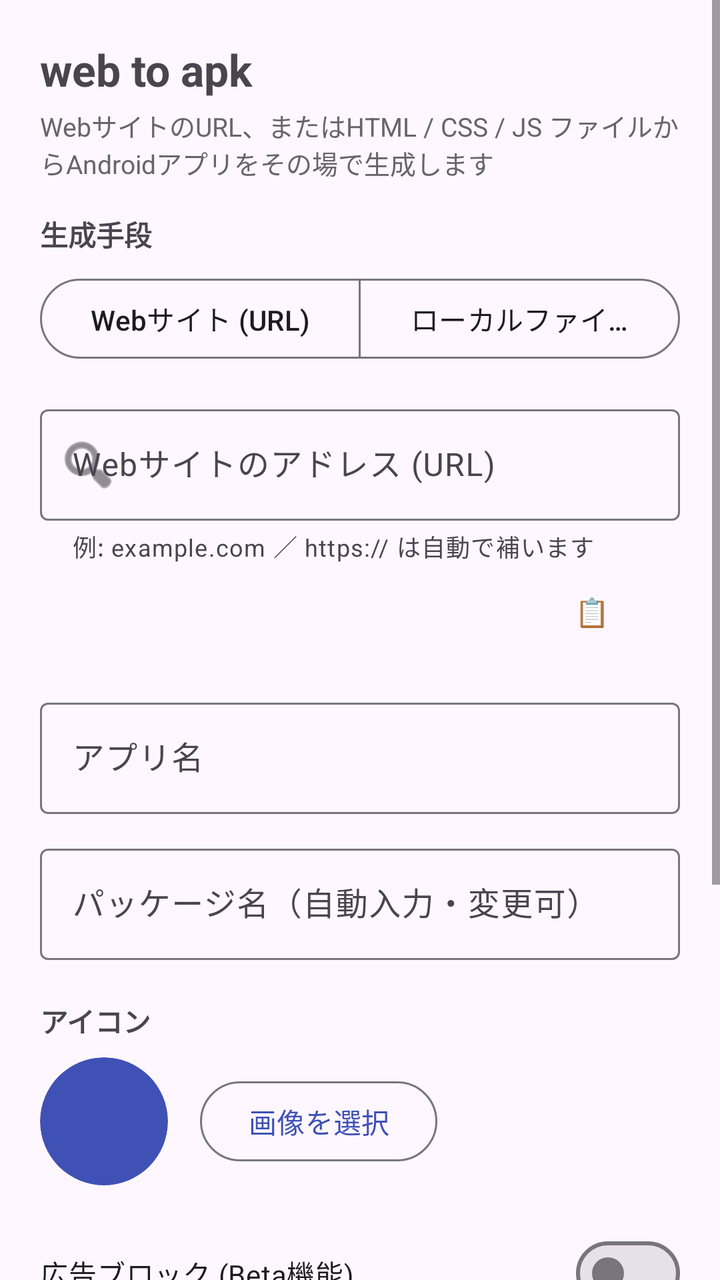
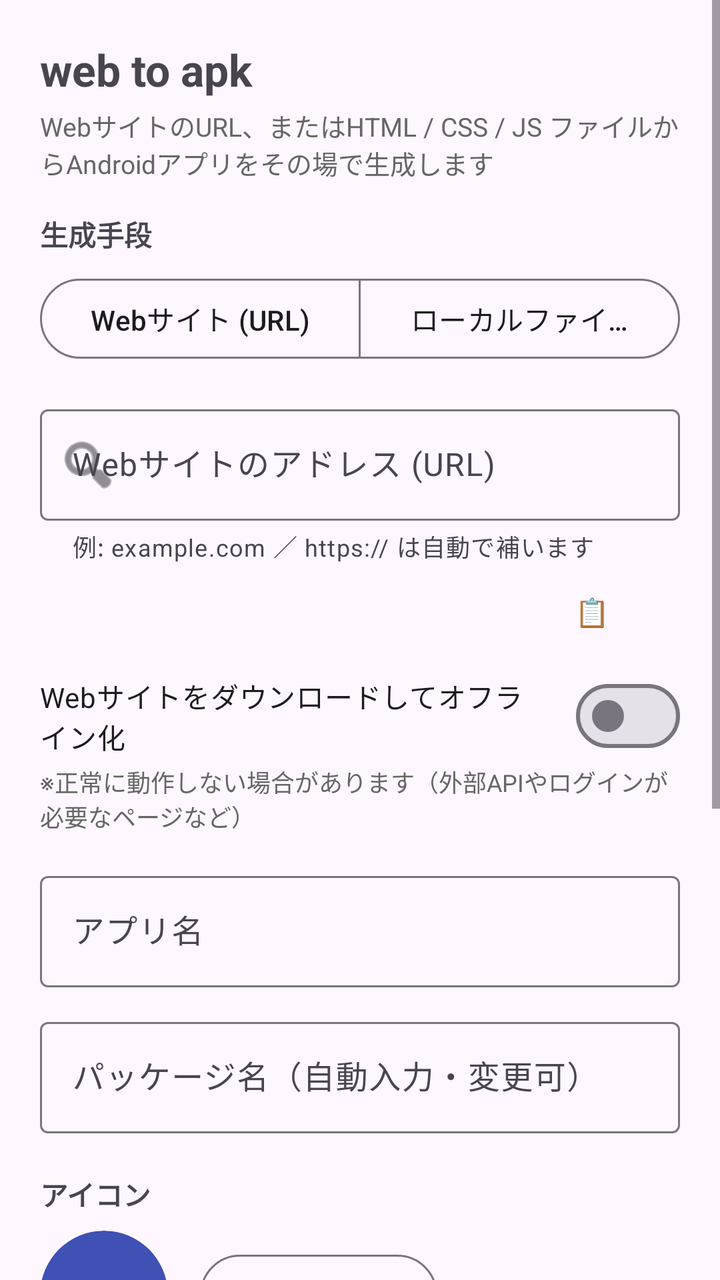

The first picture is an Android layout as it rendered before a commit; the second is the same layout after the commit. The layout source and the unified diff follow.
<!-- AndroidManifest.xml: application theme Theme.WebToApp -->
<!-- res/layout/activity_main.xml -->
<?xml version="1.0" encoding="utf-8"?>
<ScrollView xmlns:android="http://schemas.android.com/apk/res/android"
    xmlns:app="http://schemas.android.com/apk/res-auto"
    android:layout_width="match_parent"
    android:layout_height="match_parent"
    android:fillViewport="true">

    <LinearLayout
        android:layout_width="match_parent"
        android:layout_height="wrap_content"
        android:orientation="vertical"
        android:padding="20dp">

        <TextView
            android:layout_width="wrap_content"
            android:layout_height="wrap_content"
            android:text="@string/generator_title"
            android:textSize="22sp"
            android:textStyle="bold" />

        <TextView
            android:layout_width="wrap_content"
            android:layout_height="wrap_content"
            android:layout_marginTop="4dp"
            android:layout_marginBottom="16dp"
            android:text="@string/generator_subtitle"
            android:textColor="@color/text_secondary"
            android:textSize="13sp" />

        
        <TextView
            android:layout_width="wrap_content"
            android:layout_height="wrap_content"
            android:text="@string/label_mode"
            android:textStyle="bold" />

        <com.google.android.material.button.MaterialButtonToggleGroup
            android:id="@+id/tg_mode"
            android:layout_width="match_parent"
            android:layout_height="wrap_content"
            android:layout_marginTop="8dp"
            app:singleSelection="true"
            app:selectionRequired="true">

            <com.google.android.material.button.MaterialButton
                android:id="@+id/btn_mode_url"
                style="@style/Widget.Material3.Button.OutlinedButton"
                android:layout_width="0dp"
                android:layout_height="wrap_content"
                android:layout_weight="1"
                android:text="@string/mode_url" />

            <com.google.android.material.button.MaterialButton
                android:id="@+id/btn_mode_file"
                style="@style/Widget.Material3.Button.OutlinedButton"
                android:layout_width="0dp"
                android:layout_height="wrap_content"
                android:layout_weight="1"
                android:text="@string/mode_file" />
        </com.google.android.material.button.MaterialButtonToggleGroup>

        
        <LinearLayout
            android:id="@+id/group_url"
            android:layout_width="match_parent"
            android:layout_height="wrap_content"
            android:layout_marginTop="16dp"
            android:orientation="vertical">

            <com.google.android.material.textfield.TextInputLayout
                android:id="@+id/til_url"
                android:layout_width="match_parent"
                android:layout_height="wrap_content"
                android:hint="@string/hint_url"
                app:helperText="@string/hint_url_helper"
                app:startIconDrawable="@android:drawable/ic_menu_search">

                <com.google.android.material.textfield.TextInputEditText
                    android:id="@+id/et_url"
                    android:layout_width="match_parent"
                    android:layout_height="wrap_content"
                    android:inputType="textUri"
                    android:maxLines="1" />
            </com.google.android.material.textfield.TextInputLayout>

            <com.google.android.material.button.MaterialButton
                android:id="@+id/btn_paste"
                style="@style/Widget.Material3.Button.TextButton"
                android:layout_width="wrap_content"
                android:layout_height="wrap_content"
                android:layout_gravity="end"
                android:text="@string/paste" />
        </LinearLayout>

        
        <LinearLayout
            android:id="@+id/group_file"
            android:layout_width="match_parent"
            android:layout_height="wrap_content"
            android:layout_marginTop="16dp"
            android:orientation="vertical"
            android:visibility="gone">

            <com.google.android.material.button.MaterialButton
                android:id="@+id/btn_pick_files"
                style="@style/Widget.Material3.Button.OutlinedButton"
                android:layout_width="match_parent"
                android:layout_height="wrap_content"
                android:padding="14dp"
                android:text="@string/pick_files" />

            <TextView
                android:id="@+id/tv_files"
                android:layout_width="match_parent"
                android:layout_height="wrap_content"
                android:layout_marginTop="10dp"
                android:text="@string/no_files_selected"
                android:textColor="@color/text_secondary"
                android:textSize="13sp" />

            <TextView
                android:layout_width="match_parent"
                android:layout_height="wrap_content"
                android:layout_marginTop="6dp"
                android:text="@string/file_mode_note"
                android:textColor="@color/text_secondary"
                android:textSize="12sp" />
        </LinearLayout>

        
        <com.google.android.material.textfield.TextInputLayout
            android:id="@+id/til_name"
            android:layout_width="match_parent"
            android:layout_height="wrap_content"
            android:layout_marginTop="16dp"
            android:hint="@string/hint_name">

            <com.google.android.material.textfield.TextInputEditText
                android:id="@+id/et_name"
                android:layout_width="match_parent"
                android:layout_height="wrap_content"
                android:inputType="text"
                android:maxLines="1" />
        </com.google.android.material.textfield.TextInputLayout>

        <com.google.android.material.textfield.TextInputLayout
            android:id="@+id/til_package"
            android:layout_width="match_parent"
            android:layout_height="wrap_content"
            android:layout_marginTop="12dp"
            android:hint="@string/hint_package">

            <com.google.android.material.textfield.TextInputEditText
                android:id="@+id/et_package"
                android:layout_width="match_parent"
                android:layout_height="wrap_content"
                android:inputType="text"
                android:maxLines="1" />
        </com.google.android.material.textfield.TextInputLayout>

        
        <TextView
            android:layout_width="wrap_content"
            android:layout_height="wrap_content"
            android:layout_marginTop="20dp"
            android:text="@string/label_icon"
            android:textStyle="bold" />

        <LinearLayout
            android:layout_width="match_parent"
            android:layout_height="wrap_content"
            android:layout_marginTop="8dp"
            android:gravity="center_vertical"
            android:orientation="horizontal">

            <ImageView
                android:id="@+id/icon_preview"
                android:layout_width="64dp"
                android:layout_height="64dp"
                android:background="@drawable/icon_circle"
                android:clipToOutline="true"
                android:contentDescription="@string/label_icon"
                android:scaleType="centerCrop"
                android:src="@mipmap/ic_launcher" />

            <com.google.android.material.button.MaterialButton
                android:id="@+id/btn_pick_icon"
                style="@style/Widget.Material3.Button.OutlinedButton"
                android:layout_width="wrap_content"
                android:layout_height="wrap_content"
                android:layout_marginStart="16dp"
                android:text="@string/pick_icon" />
        </LinearLayout>

        
        <com.google.android.material.materialswitch.MaterialSwitch
            android:id="@+id/sw_adblock"
            android:layout_width="match_parent"
            android:layout_height="wrap_content"
            android:layout_marginTop="20dp"
            android:text="@string/label_adblock" />

        <TextView
            android:layout_width="match_parent"
            android:layout_height="wrap_content"
            android:text="@string/adblock_note"
            android:textColor="@color/text_secondary"
            android:textSize="12sp" />

        
        <LinearLayout
            android:id="@+id/header_advanced"
            android:layout_width="match_parent"
            android:layout_height="wrap_content"
            android:layout_marginTop="20dp"
            android:background="?attr/selectableItemBackground"
            android:gravity="center_vertical"
            android:orientation="horizontal"
            android:paddingTop="10dp"
            android:paddingBottom="10dp">

            <TextView
                android:layout_width="0dp"
                android:layout_height="wrap_content"
                android:layout_weight="1"
                android:text="@string/label_advanced"
                android:textStyle="bold" />

            <TextView
                android:id="@+id/tv_advanced_arrow"
                android:layout_width="wrap_content"
                android:layout_height="wrap_content"
                android:text="@string/expand"
                android:textColor="@color/primary"
                android:textSize="13sp" />
        </LinearLayout>

        <LinearLayout
            android:id="@+id/group_advanced"
            android:layout_width="match_parent"
            android:layout_height="wrap_content"
            android:orientation="vertical"
            android:visibility="gone">

            <TextView
                android:layout_width="match_parent"
                android:layout_height="wrap_content"
                android:text="@string/label_min_sdk"
                android:textSize="13sp" />

            <Spinner
                android:id="@+id/sp_min_sdk"
                android:layout_width="match_parent"
                android:layout_height="wrap_content"
                android:layout_marginBottom="10dp" />

            <TextView
                android:layout_width="match_parent"
                android:layout_height="wrap_content"
                android:text="@string/label_target_sdk"
                android:textSize="13sp" />

            <Spinner
                android:id="@+id/sp_target_sdk"
                android:layout_width="match_parent"
                android:layout_height="wrap_content"
                android:layout_marginBottom="10dp" />

            <TextView
                android:layout_width="match_parent"
                android:layout_height="wrap_content"
                android:text="@string/label_orientation"
                android:textSize="13sp" />

            <Spinner
                android:id="@+id/sp_orientation"
                android:layout_width="match_parent"
                android:layout_height="wrap_content"
                android:layout_marginBottom="6dp" />

            <com.google.android.material.materialswitch.MaterialSwitch
                android:id="@+id/sw_fullscreen"
                android:layout_width="match_parent"
                android:layout_height="wrap_content"
                android:layout_marginTop="4dp"
                android:text="@string/label_fullscreen" />

            <com.google.android.material.materialswitch.MaterialSwitch
                android:id="@+id/sw_keep_screen_on"
                android:layout_width="match_parent"
                android:layout_height="wrap_content"
                android:text="@string/label_keep_screen_on" />

            <com.google.android.material.materialswitch.MaterialSwitch
                android:id="@+id/sw_zoom"
                android:layout_width="match_parent"
                android:layout_height="wrap_content"
                android:text="@string/label_zoom" />

            <TextView
                android:layout_width="match_parent"
                android:layout_height="wrap_content"
                android:layout_marginTop="4dp"
                android:text="@string/advanced_note"
                android:textColor="@color/text_secondary"
                android:textSize="12sp" />
        </LinearLayout>

        <com.google.android.material.button.MaterialButton
            android:id="@+id/btn_build"
            android:layout_width="match_parent"
            android:layout_height="wrap_content"
            android:layout_marginTop="24dp"
            android:padding="14dp"
            android:text="@string/build_button"
            android:textSize="16sp" />

        <TextView
            android:layout_width="wrap_content"
            android:layout_height="wrap_content"
            android:layout_marginTop="12dp"
            android:layout_gravity="center_horizontal"
            android:text="@string/build_note"
            android:textColor="@color/text_secondary"
            android:textSize="12sp" />
    </LinearLayout>
</ScrollView>
<!-- resources referenced by this layout -->
<resources>
  <color name="primary">#FF3F51B5</color>
  <color name="text_secondary">#FF666666</color>
  <!-- drawable icon_circle (drawable) -->
  <?xml version="1.0" encoding="utf-8"?>
  <shape xmlns:android="http://schemas.android.com/apk/res/android" android:shape="oval">
      <solid android:color="@color/icon_bg" />
  </shape>
  <!-- mipmap ic_launcher (mipmap-anydpi-v26) -->
  <?xml version="1.0" encoding="utf-8"?>
  <adaptive-icon xmlns:android="http://schemas.android.com/apk/res/android">
      <background android:drawable="@drawable/ic_launcher_background" />
      <foreground android:drawable="@drawable/ic_launcher_foreground" />
  </adaptive-icon>
  <string name="adblock_note">※ベータ機能：一部のサイトでデザインが崩れる場合があります（標準ではオフ）</string>
  <string name="advanced_note">※最小対応バージョンを下げると、より古い端末でインストールできます。ターゲットバージョンは新しいほど最新のAndroidの振る舞いになります。</string>
  <string name="build_button">APKをビルドして書き出す</string>
  <string name="build_note">生成したAPKは署名済みです。完了後、そのままインストールできます</string>
  <string name="expand">開く ▼</string>
  <string name="file_mode_note">index.html を起点に、選んだファイルを全部アプリに同梱します（ZIPは自動で展開）。ネット接続なしで動きます。</string>
  <string name="generator_subtitle">WebサイトのURL、またはHTML / CSS / JS ファイルからAndroidアプリをその場で生成します</string>
  <string name="generator_title">web to apk</string>
  <string name="hint_name">アプリ名</string>
  <string name="hint_package">パッケージ名（自動入力・変更可）</string>
  <string name="hint_url">Webサイトのアドレス (URL)</string>
  <string name="hint_url_helper">例: example.com ／ https:// は自動で補います</string>
  <string name="label_adblock">広告ブロック (Beta機能)</string>
  <string name="label_advanced">⚙️ 詳細設定（対応Androidバージョン・画面の向きなど）</string>
  <string name="label_fullscreen">全画面表示（ステータスバーを隠す）</string>
  <string name="label_icon">アイコン</string>
  <string name="label_keep_screen_on">画面の常時点灯</string>
  <string name="label_min_sdk">最小対応Androidバージョン (minSdkVersion)</string>
  <string name="label_mode">生成手段</string>
  <string name="label_orientation">画面の向き</string>
  <string name="label_target_sdk">ターゲットバージョン (targetSdkVersion)</string>
  <string name="label_zoom">拡大縮小（ピンチズーム）を許可</string>
  <string name="mode_file">ローカルファイル</string>
  <string name="mode_url">Webサイト (URL)</string>
  <string name="no_files_selected">まだファイルが選ばれていません</string>
  <string name="paste">📋</string>
  <string name="pick_files">HTML / CSS / JS / ZIP を選択</string>
  <string name="pick_icon">画像を選択</string>
  <style name="Theme.WebToApp" parent="Theme.Material3.DayNight.NoActionBar">
          <item name="colorPrimary">@color/primary</item>
          <item name="colorOnPrimary">@color/white</item>
          <item name="android:statusBarColor">@color/primary</item>
      </style>
  <color name="icon_bg">#FF3F51B5</color>
  <!-- drawable ic_launcher_background (drawable) -->
  <?xml version="1.0" encoding="utf-8"?>
  <vector xmlns:android="http://schemas.android.com/apk/res/android"
      android:width="108dp"
      android:height="108dp"
      android:viewportWidth="108"
      android:viewportHeight="108">
      <path android:fillColor="#FF3F51B5" android:pathData="M0,0h108v108h-108z" />
  </vector>
  <color name="white">#FFFFFFFF</color>
  <!-- unchanged entries left out for length: 1 -->
</resources>

<!-- the commit's change to res/layout/activity_main.xml (unified diff, before → after) -->
@@ -90,6 +90,20 @@
                 android:layout_height="wrap_content"
                 android:layout_gravity="end"
                 android:text="@string/paste" />
+
+            <com.google.android.material.materialswitch.MaterialSwitch
+                android:id="@+id/sw_offline"
+                android:layout_width="match_parent"
+                android:layout_height="wrap_content"
+                android:layout_marginTop="4dp"
+                android:text="@string/label_offline" />
+
+            <TextView
+                android:layout_width="match_parent"
+                android:layout_height="wrap_content"
+                android:text="@string/offline_note"
+                android:textColor="@color/text_secondary"
+                android:textSize="12sp" />
         </LinearLayout>
 
         
@@ -245,6 +259,38 @@
             <TextView
                 android:layout_width="match_parent"
                 android:layout_height="wrap_content"
+                android:layout_marginTop="4dp"
+                android:text="@string/label_output"
+                android:textStyle="bold"
+                android:textSize="13sp" />
+
+            <com.google.android.material.textfield.TextInputLayout
+                android:id="@+id/til_apk_dir"
+                android:layout_width="match_parent"
+                android:layout_height="wrap_content"
+                android:layout_marginTop="4dp"
+                android:hint="@string/hint_apk_dir"
+                app:helperText="@string/apk_dir_helper">
+
+                <com.google.android.material.textfield.TextInputEditText
+                    android:id="@+id/et_apk_dir"
+                    android:layout_width="match_parent"
+                    android:layout_height="wrap_content"
+                    android:inputType="text"
+                    android:maxLines="1" />
+            </com.google.android.material.textfield.TextInputLayout>
+
+            <TextView
+                android:layout_width="match_parent"
+                android:layout_height="wrap_content"
+                android:layout_marginBottom="10dp"
+                android:text="@string/apk_dir_note"
+                android:textColor="@color/text_secondary"
+                android:textSize="12sp" />
+
+            <TextView
+                android:layout_width="match_parent"
+                android:layout_height="wrap_content"
                 android:text="@string/label_min_sdk"
                 android:textSize="13sp" />
 
@@ -296,6 +342,45 @@
                 android:layout_width="match_parent"
                 android:layout_height="wrap_content"
                 android:text="@string/label_zoom" />
+
+            <TextView
+                android:layout_width="match_parent"
+                android:layout_height="wrap_content"
+                android:layout_marginTop="12dp"
+                android:text="@string/label_display"
+                android:textStyle="bold"
+                android:textSize="13sp" />
+
+            <com.google.android.material.materialswitch.MaterialSwitch
+                android:id="@+id/sw_pull_refresh"
+                android:layout_width="match_parent"
+                android:layout_height="wrap_content"
+                android:text="@string/label_pull_refresh" />
+
+            <com.google.android.material.materialswitch.MaterialSwitch
+                android:id="@+id/sw_progress"
+                android:layout_width="match_parent"
+                android:layout_height="wrap_content"
+                android:text="@string/label_progress_bar" />
+
+            <com.google.android.material.materialswitch.MaterialSwitch
+                android:id="@+id/sw_desktop"
+                android:layout_width="match_parent"
+                android:layout_height="wrap_content"
+                android:text="@string/label_desktop_mode" />
+
+            <TextView
+                android:layout_width="match_parent"
+                android:layout_height="wrap_content"
+                android:layout_marginTop="6dp"
+                android:text="@string/label_dark_mode"
+                android:textSize="13sp" />
+
+            <Spinner
+                android:id="@+id/sp_dark_mode"
+                android:layout_width="match_parent"
+                android:layout_height="wrap_content"
+                android:layout_marginBottom="6dp" />
 
             <TextView
                 android:layout_width="match_parent"
<!-- resource entries referenced after the edit -->
@@ -15,29 +15,40 @@
   </adaptive-icon>
   <string name="adblock_note">※ベータ機能：一部のサイトでデザインが崩れる場合があります（標準ではオフ）</string>
   <string name="advanced_note">※最小対応バージョンを下げると、より古い端末でインストールできます。ターゲットバージョンは新しいほど最新のAndroidの振る舞いになります。</string>
+  <string name="apk_dir_helper">Download 内のフォルダ名。空欄なら Download 直下に保存します</string>
+  <string name="apk_dir_note">※「MyApps」のように書くと Download/MyApps/ に保存します。「/」で区切って2階層まで指定できます。</string>
   <string name="build_button">APKをビルドして書き出す</string>
   <string name="build_note">生成したAPKは署名済みです。完了後、そのままインストールできます</string>
   <string name="expand">開く ▼</string>
   <string name="file_mode_note">index.html を起点に、選んだファイルを全部アプリに同梱します（ZIPは自動で展開）。ネット接続なしで動きます。</string>
   <string name="generator_subtitle">WebサイトのURL、またはHTML / CSS / JS ファイルからAndroidアプリをその場で生成します</string>
   <string name="generator_title">web to apk</string>
+  <string name="hint_apk_dir">保存先フォルダ名</string>
   <string name="hint_name">アプリ名</string>
   <string name="hint_package">パッケージ名（自動入力・変更可）</string>
   <string name="hint_url">Webサイトのアドレス (URL)</string>
   <string name="hint_url_helper">例: example.com ／ https:// は自動で補います</string>
   <string name="label_adblock">広告ブロック (Beta機能)</string>
   <string name="label_advanced">⚙️ 詳細設定（対応Androidバージョン・画面の向きなど）</string>
+  <string name="label_dark_mode">ダークモード</string>
+  <string name="label_desktop_mode">デスクトップ表示（PCモード）</string>
+  <string name="label_display">画面表示</string>
   <string name="label_fullscreen">全画面表示（ステータスバーを隠す）</string>
   <string name="label_icon">アイコン</string>
   <string name="label_keep_screen_on">画面の常時点灯</string>
   <string name="label_min_sdk">最小対応Androidバージョン (minSdkVersion)</string>
   <string name="label_mode">生成手段</string>
+  <string name="label_offline">Webサイトをダウンロードしてオフライン化</string>
   <string name="label_orientation">画面の向き</string>
+  <string name="label_output">APKの保存先</string>
+  <string name="label_progress_bar">ページ読み込みの進捗バーを表示</string>
+  <string name="label_pull_refresh">引っ張って更新（Pull to Refresh）</string>
   <string name="label_target_sdk">ターゲットバージョン (targetSdkVersion)</string>
   <string name="label_zoom">拡大縮小（ピンチズーム）を許可</string>
   <string name="mode_file">ローカルファイル</string>
   <string name="mode_url">Webサイト (URL)</string>
   <string name="no_files_selected">まだファイルが選ばれていません</string>
+  <string name="offline_note">※正常に動作しない場合があります（外部APIやログインが必要なページなど）</string>
   <string name="paste">📋</string>
   <string name="pick_files">HTML / CSS / JS / ZIP を選択</string>
   <string name="pick_icon">画像を選択</string>
